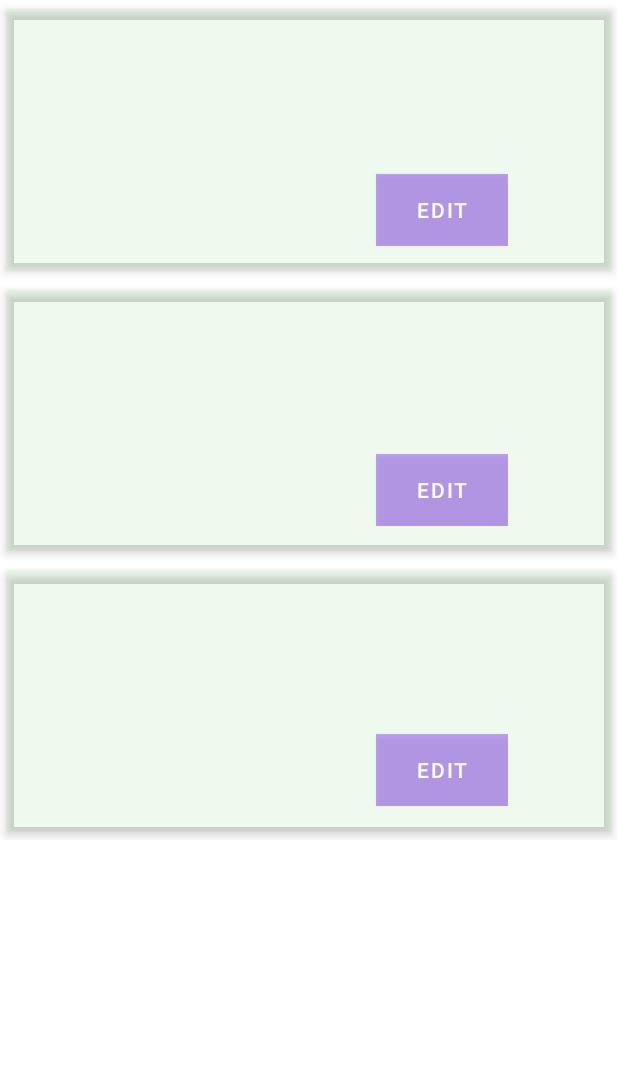
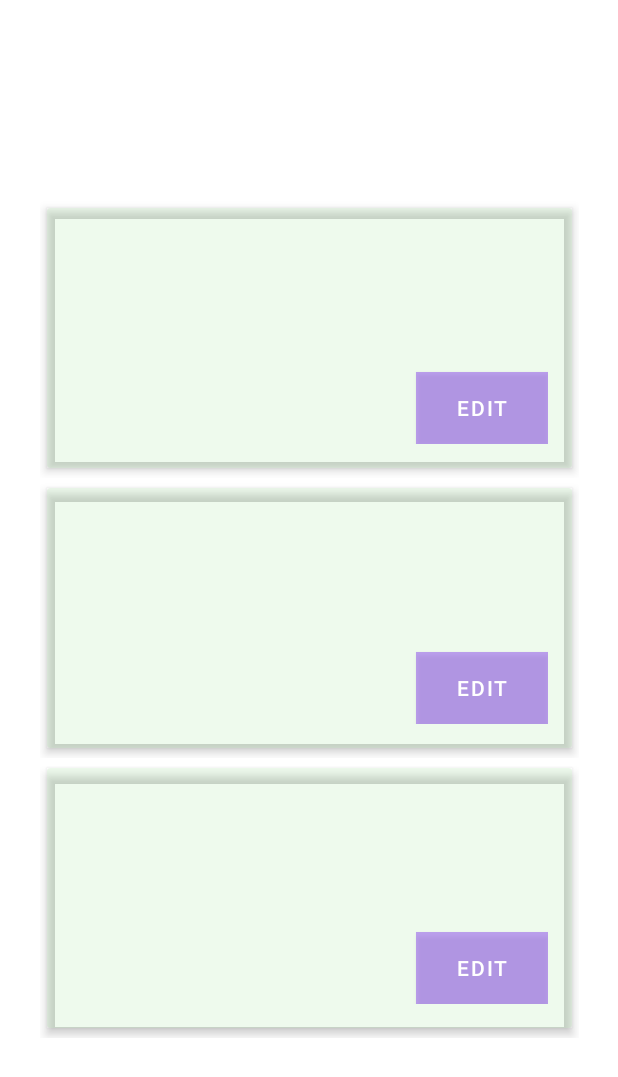
Before and after one commit to jsolomko/card2, an Android app: the layout fragment_dashboard.xml on its own in the app's theme, with its tools: preview values and no code run, on a phone screen of 412 x 824 dp. Shown: the top 1077 px of the screen. Run offline under Robolectric (Android 15) with nearby library versions, the phone set to English and light mode, and no system bars.

Commit message:
worked RV with freez

```diff
--- a/app/src/main/java/com/example/card20/adapters/CardAdapter.java
+++ b/app/src/main/java/com/example/card20/adapters/CardAdapter.java
@@ -1,5 +1,7 @@
 package com.example.card20.adapters;
 
+import android.graphics.drawable.Drawable;
+import android.net.Uri;
 import android.view.LayoutInflater;
 import android.view.View;
 import android.view.ViewGroup;
@@ -21,7 +23,7 @@ public class CardAdapter extends ListAdapter<Card, CardAdapter.CardVH> {
     LiveData<List<Card>> listCards;
 
 
-   public interface OnClickCardListener {
+    public interface OnClickCardListener {
         void onClick(Card card, int position);
     }
 
@@ -54,7 +56,7 @@ public class CardAdapter extends ListAdapter<Card, CardAdapter.CardVH> {
     public void onBindViewHolder(@NonNull CardVH holder, int position) {
         Card card = getItem(position);
         holder.cardTitle.setText(card.getCardTitle());
-        holder.cardFrontImage.setImageURI(card.getCard_front());
+        holder.cardFrontImage.setImageURI(Uri.parse(card.getCard_front()));
 
         holder.itemView.setOnClickListener(new View.OnClickListener() {
             @Override
--- a/app/src/main/java/com/example/card20/ui/home/HomeFragment.java
+++ b/app/src/main/java/com/example/card20/ui/home/HomeFragment.java
@@ -42,6 +42,7 @@ public class HomeFragment extends Fragment {
     EditText cardBrent, cardNumber;
     Bitmap resizedBitmap;
     Uri photoUri;
+
     public View onCreateView(@NonNull LayoutInflater inflater, ViewGroup container, Bundle savedInstanceState) {
 
         HomeViewModel homeViewModel = new ViewModelProvider(this).get(HomeViewModel.class);
@@ -61,8 +62,7 @@ public class HomeFragment extends Fragment {
         button.setOnClickListener(view -> {
             DashboardViewModel dashboardViewModel =
                     new ViewModelProvider(this).get(DashboardViewModel.class);
-            Bitmap bitmap = BitmapFactory.decodeFile(currentPhotoPath);
-            dashboardViewModel.addCard(new Card(cardBrent.getText().toString(), resizedBitmap));
+            dashboardViewModel.addCard(new Card(cardBrent.getText().toString(), photoUri.toString()));
         });
         return root;
     }
@@ -95,7 +95,7 @@ public class HomeFragment extends Fragment {
         //Продлолжаем только если файл создался
         if (photoFile != null) {
             Log.d("TAG", photoFile.getAbsolutePath());
-             photoUri = FileProvider.getUriForFile(requireActivity(), "com.example.card20.fileprovider", photoFile);
+            photoUri = FileProvider.getUriForFile(requireActivity(), "com.example.card20.fileprovider", photoFile);
             //Кладем в интент путь до фото
             takePictureIntent.putExtra(MediaStore.EXTRA_OUTPUT, photoUri);
             startActivityForResult(takePictureIntent, REQUEST_CAMERA);
--- a/app/src/main/res/layout/card_item.xml
+++ b/app/src/main/res/layout/card_item.xml
@@ -23,8 +23,8 @@
 
             <ImageView
                 android:id="@+id/card_img"
-                android:layout_width="wrap_content"
-                android:layout_height="wrap_content"
+                android:layout_width="100dp"
+                android:layout_height="100dp"
                 android:layout_alignParentLeft="true"
                 android:layout_alignParentTop="true"
                 android:layout_marginRight="4dp" />
--- a/app/src/main/res/layout/fragment_dashboard.xml
+++ b/app/src/main/res/layout/fragment_dashboard.xml
@@ -8,8 +8,8 @@
 
     <androidx.recyclerview.widget.RecyclerView
         android:id="@+id/rv_dashboard"
-        android:layout_width="match_parent"
-        android:layout_height="match_parent"
+        android:layout_width="wrap_content"
+        android:layout_height="wrap_content"
         app:layout_constraintBottom_toBottomOf="parent"
         app:layout_constraintEnd_toEndOf="parent"
         app:layout_constraintStart_toStartOf="parent"
```
Also changed, not shown: app/src/main/java/com/example/card20/data/Card.java (+4 -4 lines).
